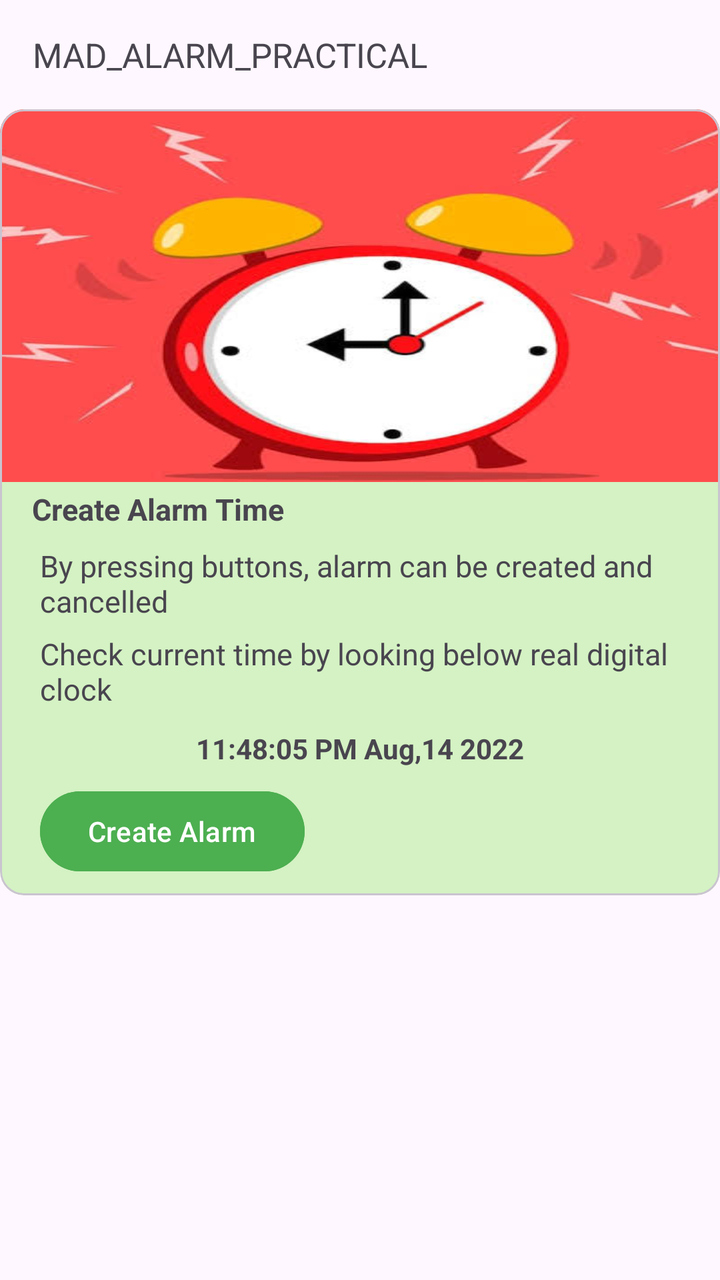
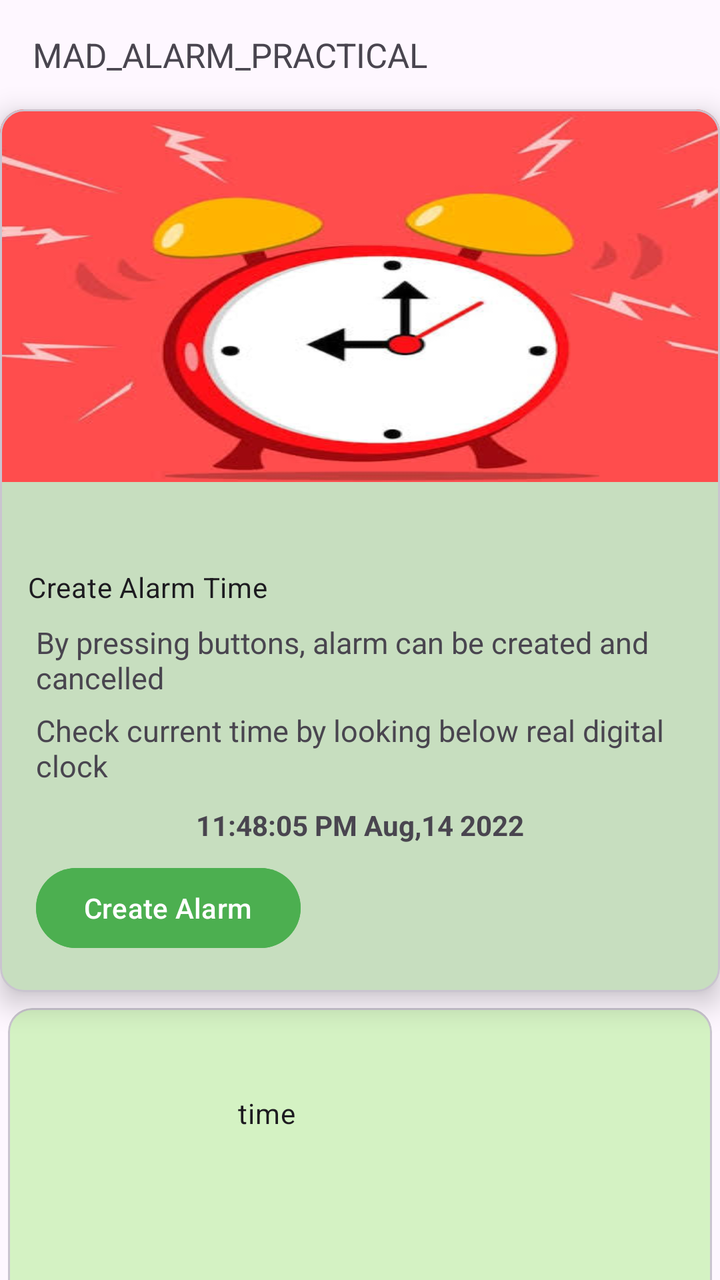

An Android layout rendered at two revisions. The XML below is the earlier revision; the diff shows what the commit changed to produce the second picture.
<!-- AndroidManifest.xml: application theme Theme._24012011023_MAD_Practical4 -->
<!-- res/layout/activity_main.xml -->
<?xml version="1.0" encoding="utf-8"?>
<androidx.constraintlayout.widget.ConstraintLayout xmlns:android="http://schemas.android.com/apk/res/android"
    xmlns:app="http://schemas.android.com/apk/res-auto"
    xmlns:tools="http://schemas.android.com/tools"
    android:id="@+id/main"
    android:layout_width="match_parent"
    android:layout_height="match_parent"
    android:backgroundTint="#CAE2BE"
    tools:context=".MainActivity">

    <ScrollView
        android:layout_width="match_parent"
        android:layout_height="match_parent"
        app:layout_constraintBottom_toBottomOf="parent"
        app:layout_constraintEnd_toEndOf="parent"
        app:layout_constraintStart_toStartOf="parent"
        app:layout_constraintTop_toTopOf="parent">

        <androidx.constraintlayout.widget.ConstraintLayout
            android:layout_width="match_parent"
            android:layout_height="match_parent">

            <TextView
                android:id="@+id/textView"
                android:layout_width="wrap_content"
                android:layout_height="wrap_content"
                android:layout_marginTop="16dp"
                android:text="MAD_ALARM_PRACTICAL"
                android:textSize="17sp"
                app:layout_constraintEnd_toEndOf="parent"
                app:layout_constraintHorizontal_bias="0.1"
                app:layout_constraintStart_toStartOf="parent"
                app:layout_constraintTop_toTopOf="parent" />

            <com.google.android.material.card.MaterialCardView
                android:id="@+id/createAlarmCard"
                android:layout_width="wrap_content"
                android:layout_height="wrap_content"
                android:layout_marginTop="16dp"
                app:cardBackgroundColor="?attr/colorSurface"
                app:layout_constraintEnd_toEndOf="parent"
                app:layout_constraintStart_toStartOf="parent"
                app:layout_constraintTop_toBottomOf="@+id/textView">

                <androidx.constraintlayout.widget.ConstraintLayout
                    android:layout_width="wrap_content"
                    android:layout_height="wrap_content">

                    <ImageView
                        android:id="@+id/imageView"
                        android:layout_width="343dp"
                        android:layout_height="235dp"
                        android:layout_marginTop="-26dp"
                        android:scaleType="centerCrop"
                        android:scaleX="1.46"
                        android:scaleY="0.8"
                        app:layout_constraintBottom_toBottomOf="parent"
                        app:layout_constraintEnd_toEndOf="parent"
                        app:layout_constraintHorizontal_bias="0.571"
                        app:layout_constraintStart_toStartOf="parent"
                        app:layout_constraintTop_toTopOf="parent"
                        app:layout_constraintVertical_bias="0.0"
                        app:srcCompat="@drawable/alarmclock" />

                    <TextView
                        android:id="@+id/alarm_create"
                        android:layout_width="wrap_content"
                        android:layout_height="wrap_content"
                        android:layout_marginStart="16dp"
                        android:layout_marginTop="-20dp"
                        android:text="Create Alarm Time"
                        android:textSize="15sp"
                        android:textStyle="bold"
                        app:layout_constraintBottom_toBottomOf="parent"
                        app:layout_constraintStart_toStartOf="parent"
                        app:layout_constraintTop_toBottomOf="@+id/imageView"
                        app:layout_constraintVertical_bias="0">

                    </TextView>

                    <TextView
                        android:id="@+id/textView2"
                        android:layout_width="340dp"
                        android:layout_height="36dp"
                        android:layout_marginStart="4dp"
                        android:layout_marginTop="8dp"
                        android:text="By pressing buttons, alarm can be created and cancelled"
                        android:textSize="15sp"
                        app:layout_constraintBottom_toTopOf="@+id/textView3"
                        app:layout_constraintStart_toStartOf="@+id/alarm_create"
                        app:layout_constraintTop_toBottomOf="@+id/alarm_create" />

                    <TextView
                        android:id="@+id/textView3"
                        android:layout_width="333dp"
                        android:layout_height="40dp"
                        android:layout_marginTop="8dp"
                        android:text="Check current time by looking below real digital clock"
                        android:textSize="15sp"
                        app:layout_constraintStart_toStartOf="@+id/textView2"
                        app:layout_constraintTop_toBottomOf="@+id/textView2" />

                    <Button
                        android:id="@+id/button"
                        android:layout_width="wrap_content"
                        android:layout_height="wrap_content"
                        android:layout_marginBottom="8dp"
                        android:backgroundTint="#4CAF50"
                        android:text="Create Alarm"
                        app:layout_constraintBottom_toBottomOf="parent"
                        app:layout_constraintStart_toStartOf="@+id/textView3" />

                    <TextView
                        android:id="@+id/textView4"
                        android:layout_width="wrap_content"
                        android:layout_height="wrap_content"
                        android:layout_marginTop="8dp"
                        android:layout_marginBottom="8dp"
                        android:text="11:48:05 PM Aug,14 2022"
                        android:textStyle="bold"
                        app:layout_constraintBottom_toTopOf="@+id/button"
                        app:layout_constraintEnd_toEndOf="parent"
                        app:layout_constraintHorizontal_bias="0.5"
                        app:layout_constraintStart_toStartOf="parent"
                        app:layout_constraintTop_toBottomOf="@+id/textView3"
                        app:layout_constraintVertical_bias="1.0" />

                </androidx.constraintlayout.widget.ConstraintLayout>

            </com.google.android.material.card.MaterialCardView>

        </androidx.constraintlayout.widget.ConstraintLayout>

    </ScrollView>
</androidx.constraintlayout.widget.ConstraintLayout>
<!-- resources referenced by this layout -->
<resources>
  <!-- drawable alarmclock: png bitmap (drawable, 94971 bytes) -->
  <style name="Theme._24012011023_MAD_Practical4" parent="Base.Theme._24012011023_MAD_Practical4" />
  <style name="Base.Theme._24012011023_MAD_Practical4" parent="Theme.Material3.DayNight.NoActionBar">
          
           <item name="colorSurface">#D4F2C3</item>
      </style>
</resources>

<!-- the commit's change to res/layout/activity_main.xml (unified diff, before → after) -->
@@ -8,17 +8,13 @@
     android:backgroundTint="#CAE2BE"
     tools:context=".MainActivity">
 
-    <ScrollView
+    <androidx.core.widget.NestedScrollView
         android:layout_width="match_parent"
-        android:layout_height="match_parent"
-        app:layout_constraintBottom_toBottomOf="parent"
-        app:layout_constraintEnd_toEndOf="parent"
-        app:layout_constraintStart_toStartOf="parent"
-        app:layout_constraintTop_toTopOf="parent">
+        android:layout_height="match_parent">
 
         <androidx.constraintlayout.widget.ConstraintLayout
             android:layout_width="match_parent"
-            android:layout_height="match_parent">
+            android:layout_height="wrap_content">
 
             <TextView
                 android:id="@+id/textView"
@@ -38,12 +34,13 @@
                 android:layout_height="wrap_content"
                 android:layout_marginTop="16dp"
                 app:cardBackgroundColor="?attr/colorSurface"
+                app:cardElevation="8dp"
                 app:layout_constraintEnd_toEndOf="parent"
                 app:layout_constraintStart_toStartOf="parent"
                 app:layout_constraintTop_toBottomOf="@+id/textView">
 
                 <androidx.constraintlayout.widget.ConstraintLayout
-                    android:layout_width="wrap_content"
+                    android:layout_width="match_parent"
                     android:layout_height="wrap_content">
 
                     <ImageView
@@ -62,74 +59,126 @@
                         app:layout_constraintVertical_bias="0.0"
                         app:srcCompat="@drawable/alarmclock" />
 
-                    <TextView
-                        android:id="@+id/alarm_create"
-                        android:layout_width="wrap_content"
+                    <androidx.constraintlayout.widget.ConstraintLayout
+                        android:layout_width="match_parent"
                         android:layout_height="wrap_content"
-                        android:layout_marginStart="16dp"
-                        android:layout_marginTop="-20dp"
-                        android:text="Create Alarm Time"
-                        android:textSize="15sp"
-                        android:textStyle="bold"
-                        app:layout_constraintBottom_toBottomOf="parent"
-                        app:layout_constraintStart_toStartOf="parent"
-                        app:layout_constraintTop_toBottomOf="@+id/imageView"
-                        app:layout_constraintVertical_bias="0">
+                        android:padding="10dp"
+                        app:layout_constraintTop_toBottomOf="@id/imageView">
 
-                    </TextView>
+                        <TextView
+                            android:id="@+id/alarm_create"
+                            android:layout_width="wrap_content"
+                            android:layout_height="wrap_content"
+                            android:layout_marginStart="4dp"
+                            android:layout_marginTop="0dp"
+                            android:text="Create Alarm Time"
+                            android:textAppearance="?attr/textAppearanceBodyMedium"
+                            app:layout_constraintBottom_toBottomOf="parent"
+                            app:layout_constraintStart_toStartOf="parent"
+                            app:layout_constraintTop_toTopOf="parent"
+                            app:layout_constraintVertical_bias="0.051">
 
-                    <TextView
-                        android:id="@+id/textView2"
-                        android:layout_width="340dp"
-                        android:layout_height="36dp"
-                        android:layout_marginStart="4dp"
-                        android:layout_marginTop="8dp"
-                        android:text="By pressing buttons, alarm can be created and cancelled"
-                        android:textSize="15sp"
-                        app:layout_constraintBottom_toTopOf="@+id/textView3"
-                        app:layout_constraintStart_toStartOf="@+id/alarm_create"
-                        app:layout_constraintTop_toBottomOf="@+id/alarm_create" />
+                        </TextView>
 
-                    <TextView
-                        android:id="@+id/textView3"
-                        android:layout_width="333dp"
-                        android:layout_height="40dp"
-                        android:layout_marginTop="8dp"
-                        android:text="Check current time by looking below real digital clock"
-                        android:textSize="15sp"
-                        app:layout_constraintStart_toStartOf="@+id/textView2"
-                        app:layout_constraintTop_toBottomOf="@+id/textView2" />
+                        <TextView
+                            android:id="@+id/textView2"
+                            android:layout_width="340dp"
+                            android:layout_height="36dp"
+                            android:layout_marginStart="4dp"
+                            android:layout_marginTop="8dp"
+                            android:text="By pressing buttons, alarm can be created and cancelled"
+                            android:textSize="15sp"
+                            app:layout_constraintBottom_toTopOf="@+id/textView3"
+                            app:layout_constraintStart_toStartOf="@+id/alarm_create"
+                            app:layout_constraintTop_toBottomOf="@+id/alarm_create" />
 
-                    <Button
-                        android:id="@+id/button"
-                        android:layout_width="wrap_content"
-                        android:layout_height="wrap_content"
-                        android:layout_marginBottom="8dp"
-                        android:backgroundTint="#4CAF50"
-                        android:text="Create Alarm"
-                        app:layout_constraintBottom_toBottomOf="parent"
-                        app:layout_constraintStart_toStartOf="@+id/textView3" />
+                        <TextView
+                            android:id="@+id/textView3"
+                            android:layout_width="333dp"
+                            android:layout_height="40dp"
+                            android:layout_marginTop="8dp"
+                            android:text="Check current time by looking below real digital clock"
+                            android:textSize="15sp"
+                            app:layout_constraintStart_toStartOf="@+id/textView2"
+                            app:layout_constraintTop_toBottomOf="@+id/textView2" />
 
-                    <TextView
-                        android:id="@+id/textView4"
-                        android:layout_width="wrap_content"
-                        android:layout_height="wrap_content"
-                        android:layout_marginTop="8dp"
-                        android:layout_marginBottom="8dp"
-                        android:text="11:48:05 PM Aug,14 2022"
-                        android:textStyle="bold"
-                        app:layout_constraintBottom_toTopOf="@+id/button"
-                        app:layout_constraintEnd_toEndOf="parent"
-                        app:layout_constraintHorizontal_bias="0.5"
-                        app:layout_constraintStart_toStartOf="parent"
-                        app:layout_constraintTop_toBottomOf="@+id/textView3"
-                        app:layout_constraintVertical_bias="1.0" />
+                        <TextView
+                            android:id="@+id/textView4"
+                            android:layout_width="wrap_content"
+                            android:layout_height="wrap_content"
+                            android:layout_marginTop="8dp"
+                            android:layout_marginBottom="8dp"
+                            android:text="11:48:05 PM Aug,14 2022"
+                            android:textStyle="bold"
+                            app:layout_constraintBottom_toTopOf="@+id/btnSetAlarm"
+                            app:layout_constraintEnd_toEndOf="parent"
+                            app:layout_constraintHorizontal_bias="0.5"
+                            app:layout_constraintStart_toStartOf="parent"
+                            app:layout_constraintTop_toBottomOf="@+id/textView3"
+                            app:layout_constraintVertical_bias="1.0" />
+
+                        <com.google.android.material.button.MaterialButton
+                            android:id="@+id/btnSetAlarm"
+                            android:layout_width="wrap_content"
+                            android:layout_height="wrap_content"
+                            android:layout_marginBottom="8dp"
+                            android:backgroundTint="#4CAF50"
+                            android:text="Create Alarm"
+                            app:layout_constraintBottom_toBottomOf="parent"
+                            app:layout_constraintStart_toStartOf="@+id/textView3" />
+
+
+                    </androidx.constraintlayout.widget.ConstraintLayout>
 
                 </androidx.constraintlayout.widget.ConstraintLayout>
 
             </com.google.android.material.card.MaterialCardView>
 
+            <com.google.android.material.card.MaterialCardView
+                android:id="@+id/card_list"
+                android:layout_width="352dp"
+                android:layout_height="242dp"
+                android:layout_marginTop="8dp"
+                android:padding="20dp"
+                app:layout_constraintEnd_toEndOf="@+id/createAlarmCard"
+                app:layout_constraintStart_toStartOf="@+id/createAlarmCard"
+                app:layout_constraintTop_toBottomOf="@+id/createAlarmCard">
+
+                <androidx.constraintlayout.widget.ConstraintLayout
+                    android:layout_width="match_parent"
+                    android:layout_height="match_parent">
+
+                    <TextView
+                        android:id="@+id/txtSetAlarmTime"
+                        android:layout_width="122dp"
+                        android:layout_height="0dp"
+                        android:layout_marginTop="43dp"
+                        android:layout_marginBottom="96dp"
+                        android:text="time"
+                        android:textAppearance="?attr/textAppearanceBodyMedium"
+                        app:layout_constraintBottom_toTopOf="@+id/btnCancelAlarm"
+                        app:layout_constraintEnd_toEndOf="parent"
+                        app:layout_constraintStart_toStartOf="parent"
+                        app:layout_constraintTop_toTopOf="parent" />
+
+                    <com.google.android.material.button.MaterialButton
+                        android:id="@+id/btnCancelAlarm"
+                        android:layout_width="wrap_content"
+                        android:layout_height="wrap_content"
+                        android:layout_marginStart="16dp"
+                        android:layout_marginBottom="36dp"
+                        android:text="Cancel Alarm"
+                        app:layout_constraintBottom_toBottomOf="parent"
+                        app:layout_constraintStart_toStartOf="parent"
+                        app:layout_constraintTop_toBottomOf="@+id/txtSetAlarmTime" />
+
+                </androidx.constraintlayout.widget.ConstraintLayout>
+
+
+            </com.google.android.material.card.MaterialCardView>
+
         </androidx.constraintlayout.widget.ConstraintLayout>
 
-    </ScrollView>
+    </androidx.core.widget.NestedScrollView>
+
 </androidx.constraintlayout.widget.ConstraintLayout>
